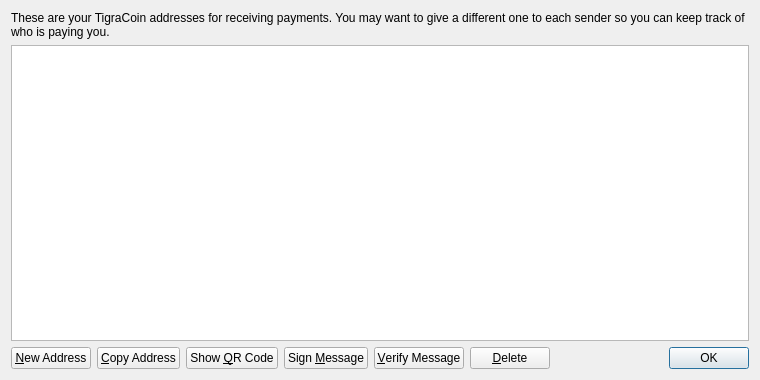
This is src/qt/forms/addressbookpage.ui in laurobeleche/Caluracoin as Qt 5 draws it before an edit. The edited form follows.
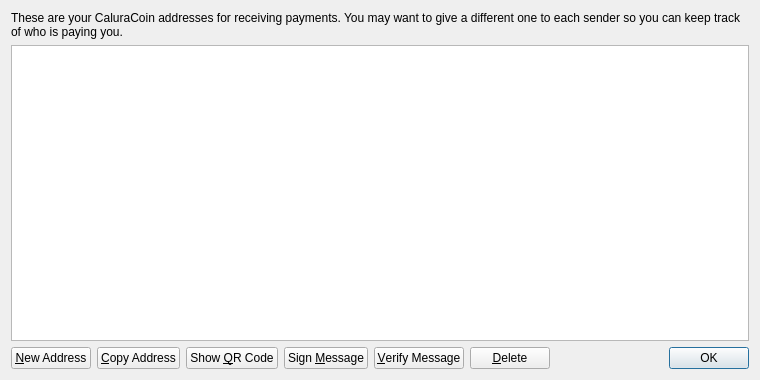
This is the edited form. Icons and pictures are not drawn.

```diff
--- a/src/qt/forms/addressbookpage.ui
+++ b/src/qt/forms/addressbookpage.ui
@@ -17,7 +17,7 @@
    <item>
     <widget class="QLabel" name="labelExplanation">
      <property name="text">
-      <string>These are your TigraCoin addresses for receiving payments. You may want to give a different one to each sender so you can keep track of who is paying you.</string>
+      <string>These are your CaluraCoin addresses for receiving payments. You may want to give a different one to each sender so you can keep track of who is paying you.</string>
      </property>
      <property name="textFormat">
       <enum>Qt::PlainText</enum>
```
Left out of the diff: 4 changed lines with no effect on the pictures.
